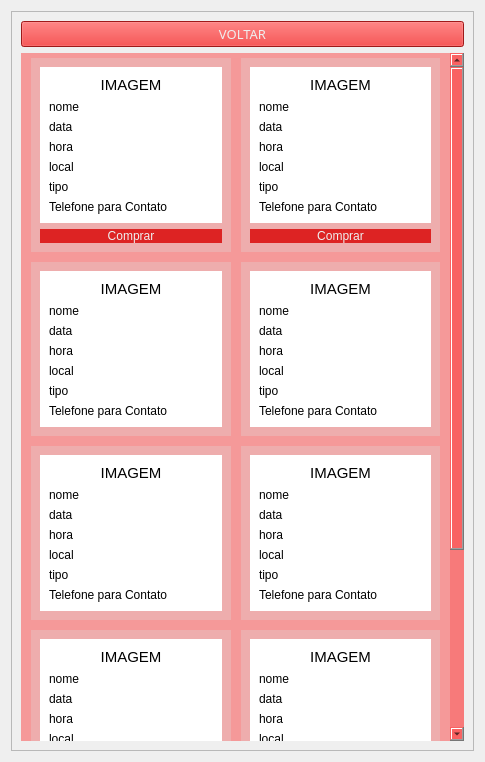
Old version of the form telas/tela_principal.ui in the repository ClaraFontes/bilheteria-digital.
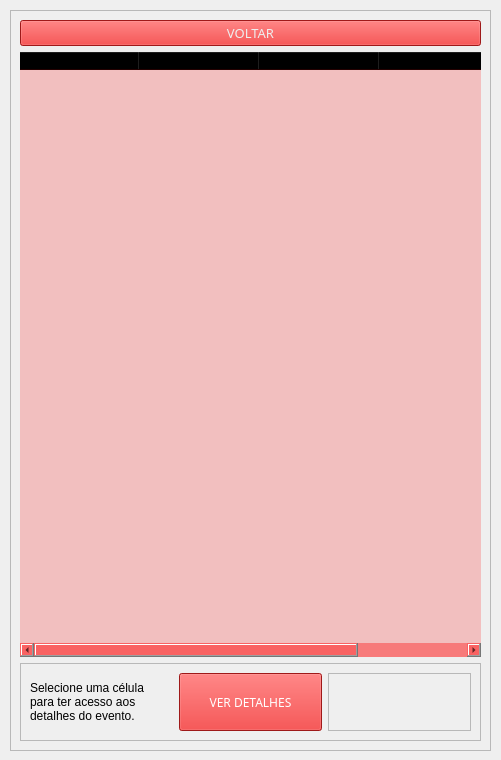
New version of the form.

Commit message: finalizando as telas

The edit to the form file:
```diff
--- a/telas/tela_principal.ui
+++ b/telas/tela_principal.ui
@@ -6,997 +6,147 @@
    <rect>
     <x>0</x>
     <y>0</y>
-    <width>485</width>
-    <height>762</height>
+    <width>501</width>
+    <height>760</height>
    </rect>
   </property>
   <property name="windowTitle">
    <string>Principal</string>
   </property>
-  <layout class="QGridLayout" name="gridLayout_2">
-   <item row="0" column="0">
-    <widget class="QFrame" name="frame">
-     <property name="styleSheet">
-      <string notr="true"/>
-     </property>
-     <property name="frameShape">
-      <enum>QFrame::StyledPanel</enum>
-     </property>
-     <property name="frameShadow">
-      <enum>QFrame::Raised</enum>
-     </property>
-     <layout class="QGridLayout" name="gridLayout">
-      <item row="1" column="0">
-       <widget class="QScrollArea" name="scrollArea">
-        <property name="cursor" stdset="0">
-         <cursorShape>ArrowCursor</cursorShape>
-        </property>
-        <property name="styleSheet">
-         <string notr="true">background-color:rgba(255,0,0,0.2);
-border: none;</string>
-        </property>
-        <property name="widgetResizable">
-         <bool>true</bool>
-        </property>
-        <widget class="QWidget" name="scrollAreaWidgetContents">
-         <property name="geometry">
-          <rect>
-           <x>0</x>
-           <y>0</y>
-           <width>430</width>
-           <height>909</height>
-          </rect>
+  <widget class="QFrame" name="frame">
+   <property name="geometry">
+    <rect>
+     <x>10</x>
+     <y>10</y>
+     <width>481</width>
+     <height>741</height>
+    </rect>
+   </property>
+   <property name="styleSheet">
+    <string notr="true"/>
+   </property>
+   <property name="frameShape">
+    <enum>QFrame::StyledPanel</enum>
+   </property>
+   <property name="frameShadow">
+    <enum>QFrame::Raised</enum>
+   </property>
+   <layout class="QGridLayout" name="gridLayout">
+    <item row="2" column="0">
+     <widget class="QFrame" name="frame_2">
+      <property name="frameShape">
+       <enum>QFrame::StyledPanel</enum>
+      </property>
+      <property name="frameShadow">
+       <enum>QFrame::Raised</enum>
+      </property>
+      <layout class="QGridLayout" name="gridLayout_2">
+       <item row="0" column="2">
+        <widget class="QFrame" name="frame_4">
+         <property name="frameShape">
+          <enum>QFrame::StyledPanel</enum>
          </property>
-         <layout class="QGridLayout" name="gridLayout_3">
-          <property name="leftMargin">
-           <number>10</number>
-          </property>
-          <property name="topMargin">
-           <number>5</number>
-          </property>
-          <property name="rightMargin">
-           <number>10</number>
-          </property>
-          <property name="bottomMargin">
-           <number>5</number>
-          </property>
-          <property name="spacing">
-           <number>10</number>
-          </property>
-          <item row="5" column="1">
-           <widget class="QFrame" name="evento8">
-            <property name="styleSheet">
-             <string notr="true">background-color: rgba(222, 222, 221, 0.3);</string>
-            </property>
-            <property name="frameShape">
-             <enum>QFrame::StyledPanel</enum>
-            </property>
-            <property name="frameShadow">
-             <enum>QFrame::Raised</enum>
-            </property>
-            <layout class="QGridLayout" name="gridLayout_5">
-             <item row="0" column="0">
-              <widget class="QFrame" name="frame_3">
-               <property name="styleSheet">
-                <string notr="true">background-color: rgb(255, 255, 255);</string>
-               </property>
-               <property name="frameShape">
-                <enum>QFrame::StyledPanel</enum>
-               </property>
-               <property name="frameShadow">
-                <enum>QFrame::Raised</enum>
-               </property>
-               <layout class="QGridLayout" name="gridLayout_11">
-                <item row="0" column="0">
-                 <widget class="QLabel" name="label_28">
-                  <property name="font">
-                   <font>
-                    <pointsize>11</pointsize>
-                   </font>
-                  </property>
-                  <property name="text">
-                   <string>IMAGEM</string>
-                  </property>
-                  <property name="alignment">
-                   <set>Qt::AlignCenter</set>
-                  </property>
-                 </widget>
-                </item>
-                <item row="1" column="0">
-                 <widget class="QLabel" name="label_26">
-                  <property name="text">
-                   <string>nome</string>
-                  </property>
-                 </widget>
-                </item>
-                <item row="2" column="0">
-                 <widget class="QLabel" name="label_24">
-                  <property name="text">
-                   <string>data</string>
-                  </property>
-                 </widget>
-                </item>
-                <item row="3" column="0">
-                 <widget class="QLabel" name="label_23">
-                  <property name="text">
-                   <string>hora</string>
-                  </property>
-                 </widget>
-                </item>
-                <item row="4" column="0">
-                 <widget class="QLabel" name="label_25">
-                  <property name="text">
-                   <string>local</string>
-                  </property>
-                 </widget>
-                </item>
-                <item row="5" column="0">
-                 <widget class="QLabel" name="label_22">
-                  <property name="text">
-                   <string>tipo</string>
-                  </property>
-                 </widget>
-                </item>
-                <item row="6" column="0">
-                 <widget class="QLabel" name="label_27">
-                  <property name="text">
-                   <string>Telefone para Contato</string>
-                  </property>
-                 </widget>
-                </item>
-               </layout>
-              </widget>
-             </item>
-            </layout>
-           </widget>
-          </item>
-          <item row="1" column="0">
-           <widget class="QFrame" name="evento1">
-            <property name="styleSheet">
-             <string notr="true">background-color: rgba(222, 222, 221, 0.3);</string>
-            </property>
-            <property name="frameShape">
-             <enum>QFrame::StyledPanel</enum>
-            </property>
-            <property name="frameShadow">
-             <enum>QFrame::Raised</enum>
-            </property>
-            <property name="lineWidth">
-             <number>1</number>
-            </property>
-            <layout class="QGridLayout" name="gridLayout_7">
-             <property name="sizeConstraint">
-              <enum>QLayout::SetDefaultConstraint</enum>
-             </property>
-             <item row="0" column="0">
-              <widget class="QFrame" name="frame_9">
-               <property name="styleSheet">
-                <string notr="true">background-color: rgb(255, 255, 255);</string>
-               </property>
-               <property name="frameShape">
-                <enum>QFrame::StyledPanel</enum>
-               </property>
-               <property name="frameShadow">
-                <enum>QFrame::Raised</enum>
-               </property>
-               <layout class="QGridLayout" name="gridLayout_9">
-                <item row="0" column="0">
-                 <widget class="QLabel" name="label_14">
-                  <property name="font">
-                   <font>
-                    <pointsize>11</pointsize>
-                   </font>
-                  </property>
-                  <property name="text">
-                   <string>IMAGEM</string>
-                  </property>
-                  <property name="alignment">
-                   <set>Qt::AlignCenter</set>
-                  </property>
-                 </widget>
-                </item>
-                <item row="1" column="0">
-                 <widget class="QLabel" name="label_12">
-                  <property name="text">
-                   <string>nome</string>
-                  </property>
-                 </widget>
-                </item>
-                <item row="2" column="0">
-                 <widget class="QLabel" name="label_10">
-                  <property name="text">
-                   <string>data</string>
-                  </property>
-                 </widget>
-                </item>
-                <item row="3" column="0">
-                 <widget class="QLabel" name="label_9">
-                  <property name="text">
-                   <string>hora</string>
-                  </property>
-                 </widget>
-                </item>
-                <item row="4" column="0">
-                 <widget class="QLabel" name="label_11">
-                  <property name="text">
-                   <string>local</string>
-                  </property>
-                 </widget>
-                </item>
-                <item row="5" column="0">
-                 <widget class="QLabel" name="label_8">
-                  <property name="text">
-                   <string>tipo</string>
-                  </property>
-                 </widget>
-                </item>
-                <item row="6" column="0">
-                 <widget class="QLabel" name="label_13">
-                  <property name="text">
-                   <string>Telefone para Contato</string>
-                  </property>
-                 </widget>
-                </item>
-               </layout>
-              </widget>
-             </item>
-             <item row="1" column="0">
-              <widget class="QPushButton" name="bt_evento1">
-               <property name="cursor">
-                <cursorShape>PointingHandCursor</cursorShape>
-               </property>
-               <property name="styleSheet">
-                <string notr="true">background-color: rgba(221, 33, 33, 0.99);
-border-radius: 12px;
-color: rgb(238, 238, 238);</string>
-               </property>
-               <property name="text">
-                <string>Comprar</string>
-               </property>
-              </widget>
-             </item>
-            </layout>
-           </widget>
-          </item>
-          <item row="2" column="1">
-           <widget class="QFrame" name="evento4">
-            <property name="styleSheet">
-             <string notr="true">background-color: rgba(222, 222, 221, 0.3);</string>
-            </property>
-            <property name="frameShape">
-             <enum>QFrame::StyledPanel</enum>
-            </property>
-            <property name="frameShadow">
-             <enum>QFrame::Raised</enum>
-            </property>
-            <layout class="QGridLayout" name="gridLayout_17">
-             <item row="0" column="0">
-              <widget class="QFrame" name="frame_18">
-               <property name="styleSheet">
-                <string notr="true">background-color: rgb(255, 255, 255);</string>
-               </property>
-               <property name="frameShape">
-                <enum>QFrame::StyledPanel</enum>
-               </property>
-               <property name="frameShadow">
-                <enum>QFrame::Raised</enum>
-               </property>
-               <layout class="QGridLayout" name="gridLayout_16">
-                <item row="6" column="0">
-                 <widget class="QLabel" name="label_48">
-                  <property name="text">
-                   <string>tipo</string>
-                  </property>
-                 </widget>
-                </item>
-                <item row="7" column="0">
-                 <widget class="QLabel" name="label_49">
-                  <property name="text">
-                   <string>Telefone para Contato</string>
-                  </property>
-                 </widget>
-                </item>
-                <item row="5" column="0">
-                 <widget class="QLabel" name="label_47">
-                  <property name="text">
-                   <string>local</string>
-                  </property>
-                 </widget>
-                </item>
-                <item row="4" column="0">
-                 <widget class="QLabel" name="label_46">
-                  <property name="text">
-                   <string>hora</string>
-                  </property>
-                 </widget>
-                </item>
-                <item row="1" column="0">
-                 <widget class="QLabel" name="label_44">
-                  <property name="text">
-                   <string>nome</string>
-                  </property>
-                 </widget>
-                </item>
-                <item row="2" column="0">
-                 <widget class="QLabel" name="label_45">
-                  <property name="text">
-                   <string>data</string>
-                  </property>
-                 </widget>
-                </item>
-                <item row="0" column="0">
-                 <widget class="QLabel" name="label_43">
-                  <property name="font">
-                   <font>
-                    <pointsize>11</pointsize>
-                   </font>
-                  </property>
-                  <property name="text">
-                   <string>IMAGEM</string>
-                  </property>
-                  <property name="alignment">
-                   <set>Qt::AlignCenter</set>
-                  </property>
-                 </widget>
-                </item>
-               </layout>
-              </widget>
-             </item>
-            </layout>
-           </widget>
-          </item>
-          <item row="2" column="0">
-           <widget class="QFrame" name="evento3">
-            <property name="styleSheet">
-             <string notr="true">background-color: rgba(222, 222, 221, 0.3);</string>
-            </property>
-            <property name="frameShape">
-             <enum>QFrame::StyledPanel</enum>
-            </property>
-            <property name="frameShadow">
-             <enum>QFrame::Raised</enum>
-            </property>
-            <layout class="QGridLayout" name="gridLayout_13">
-             <item row="0" column="0">
-              <widget class="QFrame" name="frame_11">
-               <property name="styleSheet">
-                <string notr="true">background-color: rgb(255, 255, 255);</string>
-               </property>
-               <property name="frameShape">
-                <enum>QFrame::StyledPanel</enum>
-               </property>
-               <property name="frameShadow">
-                <enum>QFrame::Raised</enum>
-               </property>
-               <layout class="QGridLayout" name="gridLayout_12">
-                <item row="6" column="0">
-                 <widget class="QLabel" name="label_35">
-                  <property name="text">
-                   <string>Telefone para Contato</string>
-                  </property>
-                 </widget>
-                </item>
-                <item row="2" column="0">
-                 <widget class="QLabel" name="label_31">
-                  <property name="text">
-                   <string>data</string>
-                  </property>
-                 </widget>
-                </item>
-                <item row="4" column="0">
-                 <widget class="QLabel" name="label_33">
-                  <property name="text">
-                   <string>local</string>
-                  </property>
-                 </widget>
-                </item>
-                <item row="3" column="0">
-                 <widget class="QLabel" name="label_32">
-                  <property name="text">
-                   <string>hora</string>
-                  </property>
-                 </widget>
-                </item>
-                <item row="5" column="0">
-                 <widget class="QLabel" name="label_34">
-                  <property name="text">
-                   <string>tipo</string>
-                  </property>
-                 </widget>
-                </item>
-                <item row="0" column="0">
-                 <widget class="QLabel" name="label_29">
-                  <property name="font">
-                   <font>
-                    <pointsize>11</pointsize>
-                   </font>
-                  </property>
-                  <property name="text">
-                   <string>IMAGEM</string>
-                  </property>
-                  <property name="alignment">
-                   <set>Qt::AlignCenter</set>
-                  </property>
-                 </widget>
-                </item>
-                <item row="1" column="0">
-                 <widget class="QLabel" name="label_30">
-                  <property name="text">
-                   <string>nome</string>
-                  </property>
-                 </widget>
-                </item>
-               </layout>
-              </widget>
-             </item>
-            </layout>
-           </widget>
-          </item>
-          <item row="6" column="0">
-           <widget class="QFrame" name="evento9">
-            <property name="styleSheet">
-             <string notr="true">background-color: rgba(222, 222, 221, 0.3);</string>
-            </property>
-            <property name="frameShape">
-             <enum>QFrame::StyledPanel</enum>
-            </property>
-            <property name="frameShadow">
-             <enum>QFrame::Raised</enum>
-            </property>
-            <layout class="QGridLayout" name="gridLayout_15">
-             <item row="0" column="0">
-              <widget class="QFrame" name="frame_13">
-               <property name="styleSheet">
-                <string notr="true">background-color: rgb(255, 255, 255);</string>
-               </property>
-               <property name="frameShape">
-                <enum>QFrame::StyledPanel</enum>
-               </property>
-               <property name="frameShadow">
-                <enum>QFrame::Raised</enum>
-               </property>
-               <layout class="QGridLayout" name="gridLayout_14">
-                <item row="0" column="0">
-                 <widget class="QLabel" name="label_36">
-                  <property name="font">
-                   <font>
-                    <pointsize>11</pointsize>
-                   </font>
-                  </property>
-                  <property name="text">
-                   <string>IMAGEM</string>
-                  </property>
-                  <property name="alignment">
-                   <set>Qt::AlignCenter</set>
-                  </property>
-                 </widget>
-                </item>
-                <item row="1" column="0">
-                 <widget class="QLabel" name="label_37">
-                  <property name="text">
-                   <string>nome</string>
-                  </property>
-                 </widget>
-                </item>
-                <item row="2" column="0">
-                 <widget class="QLabel" name="label_38">
-                  <property name="text">
-                   <string>data</string>
-                  </property>
-                 </widget>
-                </item>
-                <item row="3" column="0">
-                 <widget class="QLabel" name="label_39">
-                  <property name="text">
-                   <string>hora</string>
-                  </property>
-                 </widget>
-                </item>
-                <item row="4" column="0">
-                 <widget class="QLabel" name="label_40">
-                  <property name="text">
-                   <string>local</string>
-                  </property>
-                 </widget>
-                </item>
-                <item row="5" column="0">
-                 <widget class="QLabel" name="label_41">
-                  <property name="text">
-                   <string>tipo</string>
-                  </property>
-                 </widget>
-                </item>
-                <item row="6" column="0">
-                 <widget class="QLabel" name="label_42">
-                  <property name="text">
-                   <string>Telefone para Contato</string>
-                  </property>
-                 </widget>
-                </item>
-               </layout>
-              </widget>
-             </item>
-            </layout>
-           </widget>
-          </item>
-          <item row="4" column="1">
-           <widget class="QFrame" name="evento6">
-            <property name="styleSheet">
-             <string notr="true">background-color: rgba(222, 222, 221, 0.3);</string>
-            </property>
-            <property name="frameShape">
-             <enum>QFrame::StyledPanel</enum>
-            </property>
-            <property name="frameShadow">
-             <enum>QFrame::Raised</enum>
-            </property>
-            <layout class="QGridLayout" name="gridLayout_19">
-             <item row="0" column="0">
-              <widget class="QFrame" name="frame_19">
-               <property name="styleSheet">
-                <string notr="true">background-color: rgb(255, 255, 255);</string>
-               </property>
-               <property name="frameShape">
-                <enum>QFrame::StyledPanel</enum>
-               </property>
-               <property name="frameShadow">
-                <enum>QFrame::Raised</enum>
-               </property>
-               <layout class="QGridLayout" name="gridLayout_18">
-                <item row="0" column="0">
-                 <widget class="QLabel" name="label_50">
-                  <property name="font">
-                   <font>
-                    <pointsize>11</pointsize>
-                   </font>
-                  </property>
-                  <property name="text">
-                   <string>IMAGEM</string>
-                  </property>
-                  <property name="alignment">
-                   <set>Qt::AlignCenter</set>
-                  </property>
-                 </widget>
-                </item>
-                <item row="1" column="0">
-                 <widget class="QLabel" name="label_51">
-                  <property name="text">
-                   <string>nome</string>
-                  </property>
-                 </widget>
-                </item>
-                <item row="2" column="0">
-                 <widget class="QLabel" name="label_52">
-                  <property name="text">
-                   <string>data</string>
-                  </property>
-                 </widget>
-                </item>
-                <item row="3" column="0">
-                 <widget class="QLabel" name="label_53">
-                  <property name="text">
-                   <string>hora</string>
-                  </property>
-                 </widget>
-                </item>
-                <item row="4" column="0">
-                 <widget class="QLabel" name="label_54">
-                  <property name="text">
-                   <string>local</string>
-                  </property>
-                 </widget>
-                </item>
-                <item row="5" column="0">
-                 <widget class="QLabel" name="label_55">
-                  <property name="text">
-                   <string>tipo</string>
-                  </property>
-                 </widget>
-                </item>
-                <item row="6" column="0">
-                 <widget class="QLabel" name="label_56">
-                  <property name="text">
-                   <string>Telefone para Contato</string>
-                  </property>
-                 </widget>
-                </item>
-               </layout>
-              </widget>
-             </item>
-            </layout>
-           </widget>
-          </item>
-          <item row="5" column="0">
-           <widget class="QFrame" name="evento7">
-            <property name="styleSheet">
-             <string notr="true">background-color: rgba(222, 222, 221, 0.3);</string>
-            </property>
-            <property name="frameShape">
-             <enum>QFrame::StyledPanel</enum>
-            </property>
-            <property name="frameShadow">
-             <enum>QFrame::Raised</enum>
-            </property>
-            <layout class="QGridLayout" name="gridLayout_21">
-             <item row="0" column="0">
-              <widget class="QFrame" name="frame_20">
-               <property name="styleSheet">
-                <string notr="true">background-color: rgb(255, 255, 255);</string>
-               </property>
-               <property name="frameShape">
-                <enum>QFrame::StyledPanel</enum>
-               </property>
-               <property name="frameShadow">
-                <enum>QFrame::Raised</enum>
-               </property>
-               <layout class="QGridLayout" name="gridLayout_20">
-                <item row="0" column="0">
-                 <widget class="QLabel" name="label_57">
-                  <property name="font">
-                   <font>
-                    <pointsize>11</pointsize>
-                   </font>
-                  </property>
-                  <property name="text">
-                   <string>IMAGEM</string>
-                  </property>
-                  <property name="alignment">
-                   <set>Qt::AlignCenter</set>
-                  </property>
-                 </widget>
-                </item>
-                <item row="1" column="0">
-                 <widget class="QLabel" name="label_58">
-                  <property name="text">
-                   <string>nome</string>
-                  </property>
-                 </widget>
-                </item>
-                <item row="2" column="0">
-                 <widget class="QLabel" name="label_59">
-                  <property name="text">
-                   <string>data</string>
-                  </property>
-                 </widget>
-                </item>
-                <item row="3" column="0">
-                 <widget class="QLabel" name="label_60">
-                  <property name="text">
-                   <string>hora</string>
-                  </property>
-                 </widget>
-                </item>
-                <item row="4" column="0">
-                 <widget class="QLabel" name="label_61">
-                  <property name="text">
-                   <string>local</string>
-                  </property>
-                 </widget>
-                </item>
-                <item row="5" column="0">
-                 <widget class="QLabel" name="label_62">
-                  <property name="text">
-                   <string>tipo</string>
-                  </property>
-                 </widget>
-                </item>
-                <item row="6" column="0">
-                 <widget class="QLabel" name="label_63">
-                  <property name="text">
-                   <string>Telefone para Contato</string>
-                  </property>
-                 </widget>
-                </item>
-               </layout>
-              </widget>
-             </item>
-            </layout>
-           </widget>
-          </item>
-          <item row="6" column="1">
-           <widget class="QFrame" name="evento10">
-            <property name="styleSheet">
-             <string notr="true">background-color: rgba(222, 222, 221, 0.3);</string>
-            </property>
-            <property name="frameShape">
-             <enum>QFrame::StyledPanel</enum>
-            </property>
-            <property name="frameShadow">
-             <enum>QFrame::Raised</enum>
-            </property>
-            <layout class="QGridLayout" name="gridLayout_23">
-             <item row="0" column="0">
-              <widget class="QFrame" name="frame_21">
-               <property name="styleSheet">
-                <string notr="true">background-color: rgb(255, 255, 255);</string>
-               </property>
-               <property name="frameShape">
-                <enum>QFrame::StyledPanel</enum>
-               </property>
-               <property name="frameShadow">
-                <enum>QFrame::Raised</enum>
-               </property>
-               <layout class="QGridLayout" name="gridLayout_22">
-                <item row="0" column="0">
-                 <widget class="QLabel" name="label_64">
-                  <property name="font">
-                   <font>
-                    <pointsize>11</pointsize>
-                   </font>
-                  </property>
-                  <property name="text">
-                   <string>IMAGEM</string>
-                  </property>
-                  <property name="alignment">
-                   <set>Qt::AlignCenter</set>
-                  </property>
-                 </widget>
-                </item>
-                <item row="1" column="0">
-                 <widget class="QLabel" name="label_65">
-                  <property name="text">
-                   <string>nome</string>
-                  </property>
-                 </widget>
-                </item>
-                <item row="2" column="0">
-                 <widget class="QLabel" name="label_66">
-                  <property name="text">
-                   <string>data</string>
-                  </property>
-                 </widget>
-                </item>
-                <item row="3" column="0">
-                 <widget class="QLabel" name="label_67">
-                  <property name="text">
-                   <string>hora</string>
-                  </property>
-                 </widget>
-                </item>
-                <item row="4" column="0">
-                 <widget class="QLabel" name="label_68">
-                  <property name="text">
-                   <string>local</string>
-                  </property>
-                 </widget>
-                </item>
-                <item row="5" column="0">
-                 <widget class="QLabel" name="label_69">
-                  <property name="text">
-                   <string>tipo</string>
-                  </property>
-                 </widget>
-                </item>
-                <item row="6" column="0">
-                 <widget class="QLabel" name="label_70">
-                  <property name="text">
-                   <string>Telefone para Contato</string>
-                  </property>
-                 </widget>
-                </item>
-               </layout>
-              </widget>
-             </item>
-            </layout>
-           </widget>
-          </item>
-          <item row="4" column="0">
-           <widget class="QFrame" name="evento5">
-            <property name="styleSheet">
-             <string notr="true">background-color: rgba(222, 222, 221, 0.3);</string>
-            </property>
-            <property name="frameShape">
-             <enum>QFrame::StyledPanel</enum>
-            </property>
-            <property name="frameShadow">
-             <enum>QFrame::Raised</enum>
-            </property>
-            <layout class="QGridLayout" name="gridLayout_6">
-             <item row="0" column="0">
-              <widget class="QFrame" name="frame_7">
-               <property name="styleSheet">
-                <string notr="true">background-color: rgb(255, 255, 255);</string>
-               </property>
-               <property name="frameShape">
-                <enum>QFrame::StyledPanel</enum>
-               </property>
-               <property name="frameShadow">
-                <enum>QFrame::Raised</enum>
-               </property>
-               <layout class="QGridLayout" name="gridLayout_10">
-                <item row="0" column="0">
-                 <widget class="QLabel" name="label_21">
-                  <property name="font">
-                   <font>
-                    <pointsize>11</pointsize>
-                   </font>
-                  </property>
-                  <property name="text">
-                   <string>IMAGEM</string>
-                  </property>
-                  <property name="alignment">
-                   <set>Qt::AlignCenter</set>
-                  </property>
-                 </widget>
-                </item>
-                <item row="1" column="0">
-                 <widget class="QLabel" name="label_19">
-                  <property name="text">
-                   <string>nome</string>
-                  </property>
-                 </widget>
-                </item>
-                <item row="2" column="0">
-                 <widget class="QLabel" name="label_17">
-                  <property name="text">
-                   <string>data</string>
-                  </property>
-                 </widget>
-                </item>
-                <item row="3" column="0">
-                 <widget class="QLabel" name="label_16">
-                  <property name="text">
-                   <string>hora</string>
-                  </property>
-                 </widget>
-                </item>
-                <item row="4" column="0">
-                 <widget class="QLabel" name="label_18">
-                  <property name="text">
-                   <string>local</string>
-                  </property>
-                 </widget>
-                </item>
-                <item row="5" column="0">
-                 <widget class="QLabel" name="label_15">
-                  <property name="text">
-                   <string>tipo</string>
-                  </property>
-                 </widget>
-                </item>
-                <item row="6" column="0">
-                 <widget class="QLabel" name="label_20">
-                  <property name="text">
-                   <string>Telefone para Contato</string>
-                  </property>
-                 </widget>
-                </item>
-               </layout>
-              </widget>
-             </item>
-            </layout>
-           </widget>
-          </item>
-          <item row="1" column="1">
-           <widget class="QFrame" name="evento2">
-            <property name="styleSheet">
-             <string notr="true">background-color: rgba(222, 222, 221, 0.3);</string>
-            </property>
-            <property name="frameShape">
-             <enum>QFrame::StyledPanel</enum>
-            </property>
-            <property name="frameShadow">
-             <enum>QFrame::Raised</enum>
-            </property>
-            <layout class="QGridLayout" name="gridLayout_4">
-             <item row="0" column="0">
-              <widget class="QFrame" name="frame_2">
-               <property name="styleSheet">
-                <string notr="true">background-color: rgb(255, 255, 255);</string>
-               </property>
-               <property name="frameShape">
-                <enum>QFrame::StyledPanel</enum>
-               </property>
-               <property name="frameShadow">
-                <enum>QFrame::Raised</enum>
-               </property>
-               <layout class="QGridLayout" name="gridLayout_8">
-                <item row="2" column="0">
-                 <widget class="QLabel" name="label_4">
-                  <property name="text">
-                   <string>data</string>
-                  </property>
-                 </widget>
-                </item>
-                <item row="3" column="0">
-                 <widget class="QLabel" name="label_2">
-                  <property name="text">
-                   <string>hora</string>
-                  </property>
-                 </widget>
-                </item>
-                <item row="4" column="0">
-                 <widget class="QLabel" name="label_5">
-                  <property name="text">
-                   <string>local</string>
-                  </property>
-                 </widget>
-                </item>
-                <item row="5" column="0">
-                 <widget class="QLabel" name="label_6">
-                  <property name="text">
-                   <string>tipo</string>
-                  </property>
-                 </widget>
-                </item>
-                <item row="0" column="0">
-                 <widget class="QLabel" name="label">
-                  <property name="font">
-                   <font>
-                    <pointsize>11</pointsize>
-                   </font>
-                  </property>
-                  <property name="text">
-                   <string>IMAGEM</string>
-                  </property>
-                  <property name="alignment">
-                   <set>Qt::AlignCenter</set>
-                  </property>
-                 </widget>
-                </item>
-                <item row="1" column="0">
-                 <widget class="QLabel" name="label_3">
-                  <property name="text">
-                   <string>nome</string>
-                  </property>
-                 </widget>
-                </item>
-                <item row="6" column="0">
-                 <widget class="QLabel" name="label_7">
-                  <property name="text">
-                   <string>Telefone para Contato</string>
-                  </property>
-                 </widget>
-                </item>
-               </layout>
-              </widget>
-             </item>
-             <item row="1" column="0">
-              <widget class="QPushButton" name="bt_evento2">
-               <property name="cursor">
-                <cursorShape>PointingHandCursor</cursorShape>
-               </property>
-               <property name="styleSheet">
-                <string notr="true">background-color: rgba(221, 33, 33, 0.99);
-border-radius: 12px;
-color: rgb(238, 238, 238);</string>
-               </property>
-               <property name="text">
-                <string>Comprar</string>
-               </property>
-              </widget>
-             </item>
-            </layout>
-           </widget>
-          </item>
-         </layout>
+         <property name="frameShadow">
+          <enum>QFrame::Raised</enum>
+         </property>
         </widget>
-       </widget>
-      </item>
-      <item row="0" column="0">
-       <widget class="QPushButton" name="bt_voltarPrincipal">
-        <property name="font">
-         <font>
-          <family>Arial Rounded MT Bold</family>
-          <pointsize>10</pointsize>
-         </font>
-        </property>
-        <property name="cursor">
-         <cursorShape>PointingHandCursor</cursorShape>
-        </property>
-        <property name="styleSheet">
-         <string notr="true">	background-color: rgba(221, 33, 33, 0.99);
+       </item>
+       <item row="0" column="1">
+        <widget class="QPushButton" name="bt_detalhes">
+         <property name="font">
+          <font>
+           <family>Arial Rounded MT Bold</family>
+           <pointsize>9</pointsize>
+          </font>
+         </property>
+         <property name="cursor">
+          <cursorShape>PointingHandCursor</cursorShape>
+         </property>
+         <property name="styleSheet">
+          <string notr="true">background-color: rgba(221, 33, 33, 0.99);
+color: rgb(255, 255, 255);
+height: 50;
+width: 40;</string>
+         </property>
+         <property name="text">
+          <string>VER DETALHES</string>
+         </property>
+         <property name="checkable">
+          <bool>false</bool>
+         </property>
+        </widget>
+       </item>
+       <item row="0" column="0">
+        <widget class="QLabel" name="erro">
+         <property name="text">
+          <string>&lt;html&gt;&lt;head/&gt;&lt;body&gt;&lt;p&gt;&lt;span style=&quot; font-size:9pt;&quot;&gt;Selecione uma célula &lt;br/&gt;para ter acesso aos &lt;br/&gt;detalhes do evento.&lt;/span&gt;&lt;/p&gt;&lt;/body&gt;&lt;/html&gt;</string>
+         </property>
+        </widget>
+       </item>
+      </layout>
+     </widget>
+    </item>
+    <item row="1" column="0">
+     <widget class="QTableWidget" name="relatorio">
+      <property name="font">
+       <font>
+        <family>Arial</family>
+        <weight>75</weight>
+        <bold>true</bold>
+       </font>
+      </property>
+      <property name="styleSheet">
+       <string notr="true">border: none;
+background-color:rgba(255,0,0,0.2);
+</string>
+      </property>
+      <attribute name="horizontalHeaderDefaultSectionSize">
+       <number>120</number>
+      </attribute>
+      <column>
+       <property name="text">
+        <string>ID</string>
+       </property>
+      </column>
+      <column>
+       <property name="text">
+        <string>Nome</string>
+       </property>
+      </column>
+      <column>
+       <property name="text">
+        <string>Tipo</string>
+       </property>
+      </column>
+      <column>
+       <property name="text">
+        <string>Data</string>
+       </property>
+      </column>
+     </widget>
+    </item>
+    <item row="0" column="0">
+     <widget class="QPushButton" name="bt_voltarPrincipal">
+      <property name="font">
+       <font>
+        <family>Arial Rounded MT Bold</family>
+        <pointsize>10</pointsize>
+       </font>
+      </property>
+      <property name="cursor">
+       <cursorShape>PointingHandCursor</cursorShape>
+      </property>
+      <property name="styleSheet">
+       <string notr="true">	background-color: rgba(221, 33, 33, 0.99);
 	color: rgb(238, 238, 238);</string>
-        </property>
-        <property name="text">
-         <string>VOLTAR</string>
-        </property>
-       </widget>
-      </item>
-     </layout>
-    </widget>
-   </item>
-  </layout>
+      </property>
+      <property name="text">
+       <string>VOLTAR</string>
+      </property>
+     </widget>
+    </item>
+   </layout>
+  </widget>
  </widget>
  <resources/>
  <connections/>
```
Left out of the diff: 2 changed lines with no effect on the pictures. The commit also changes 4 other files.
